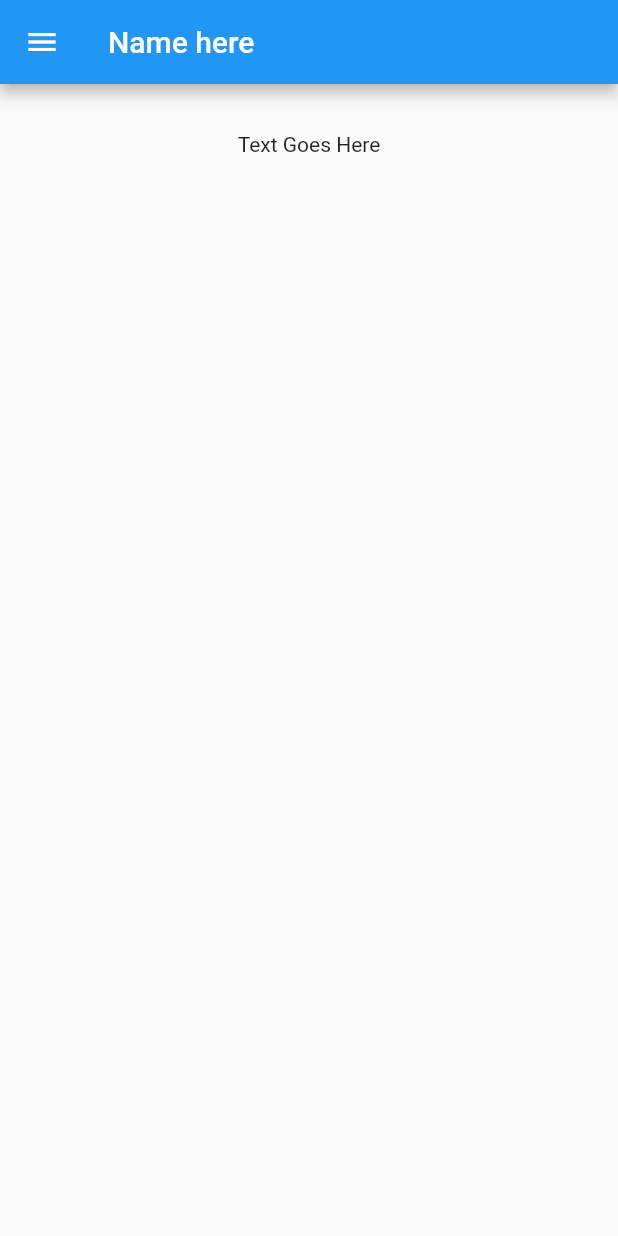
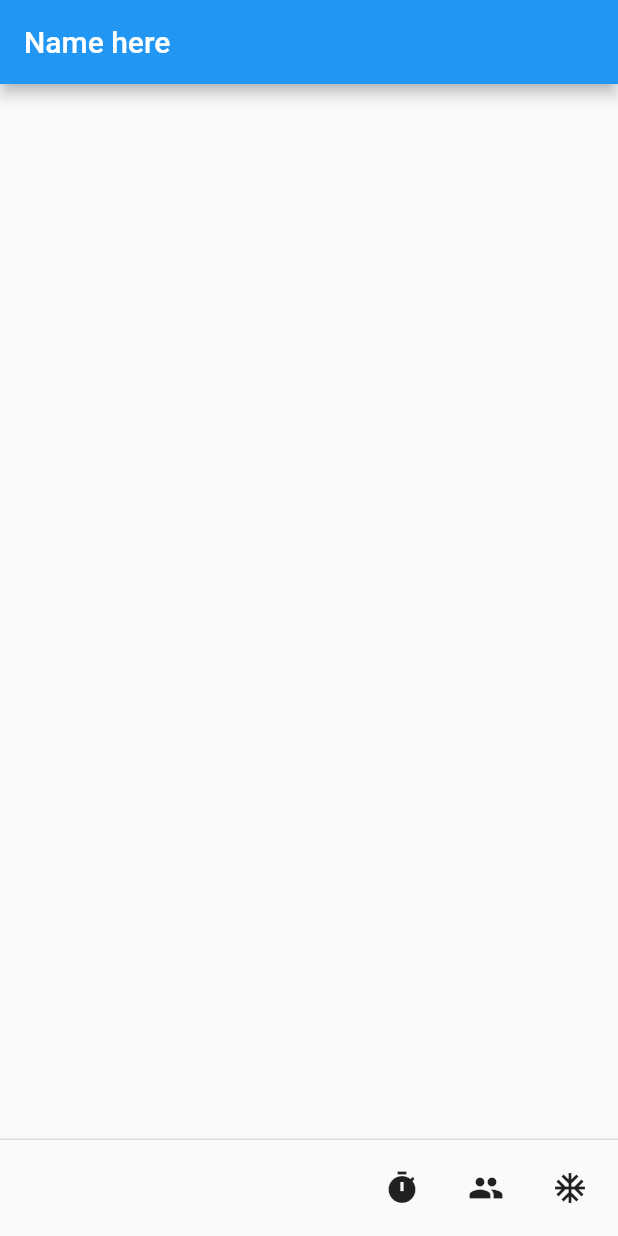
Before and after one commit to dspano/flutter-intro, a Flutter app: the screen it shows after launch, on a phone screen of 412 x 824 dp. Run offline on Flutter 3.47's test engine with Material 2 defaults, Android fonts, the phone set to English and light mode, and no system bars.

Commit message:
Persistent Footer Buttons

```diff
--- a/flutter_tutorial/lib/main.dart
+++ b/flutter_tutorial/lib/main.dart
@@ -13,30 +13,26 @@ class MyApp extends StatefulWidget {
 }
 
 class _State extends State<MyApp> {
+  String _value = "";
+
+  void _onClick(String value) => setState(() => _value = value);
   @override
   Widget build(BuildContext context) {
     return new Scaffold(
       appBar: new AppBar(
         title: new Text('Name here'),
       ),
-      drawer: new Drawer(
-        child: new Container(
-          padding: new EdgeInsets.all(32.0),
-          child: new Column(
-            children: <Widget>[
-              new Text("Hello Drawer"),
-              new RaisedButton(onPressed: () => Navigator.pop(context), child: new Text("Close"))
-            ],
-          )
-        )
-      )
-      ,
+      persistentFooterButtons: <Widget>[
+        new IconButton(icon: new Icon(Icons.timer), onPressed: () => _onClick("Button 1")),
+        new IconButton(icon: new Icon(Icons.people), onPressed: () => _onClick("Button 2")),
+        new IconButton(icon: new Icon(Icons.ac_unit), onPressed: () => _onClick("Button 3"))
+      ],
       body: new Container(
         padding: new EdgeInsets.all(32.0),
         child: new Center(
           child: new Column(
             children: <Widget>[
-              new Text("Text Goes Here"),
+              new Text(_value),
             ]
           )
         )
@@ -104,4 +100,15 @@ class _State extends State<MyApp> {
         )
       )
     )
- */
+  */
+
+/**
+ *                * Persistent Footer Buttons *
+ *
+    persistentFooterButtons: <Widget>[
+      new IconButton(icon: new Icon(Icons.timer), onPressed: () => _onClick("Button 1")),
+      new IconButton(icon: new Icon(Icons.people), onPressed: () => _onClick("Button 2")),
+      new IconButton(icon: new Icon(Icons.ac_unit), onPressed: () => _onClick("Button 3"))
+    ]
+  *
+  */
```
